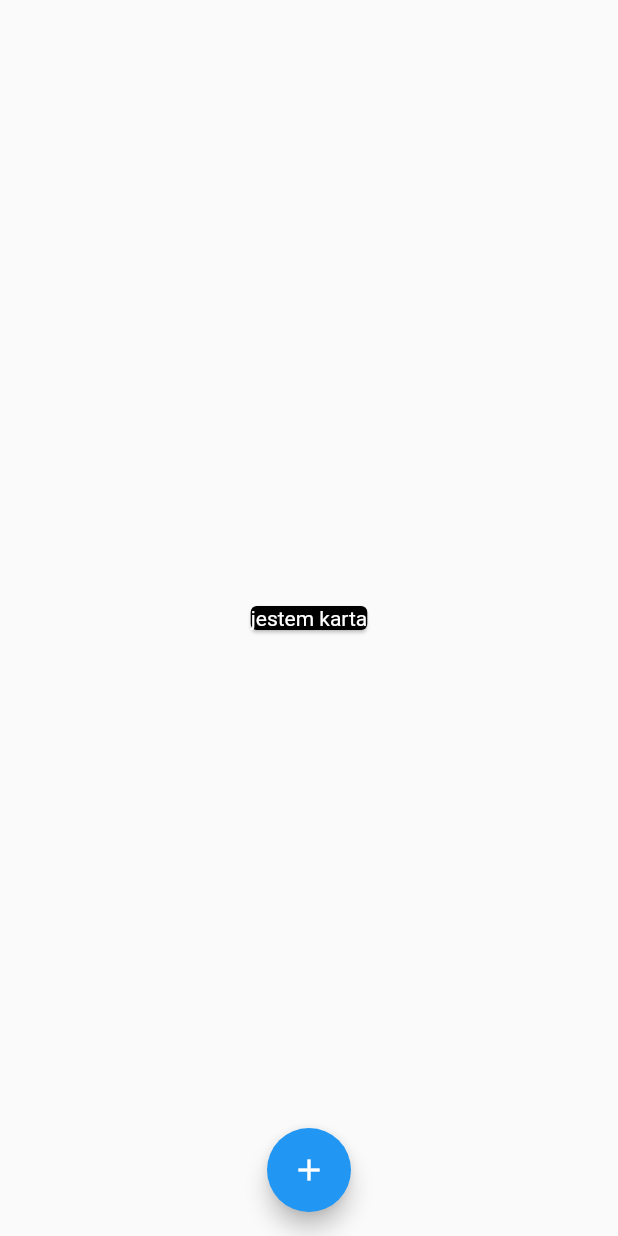
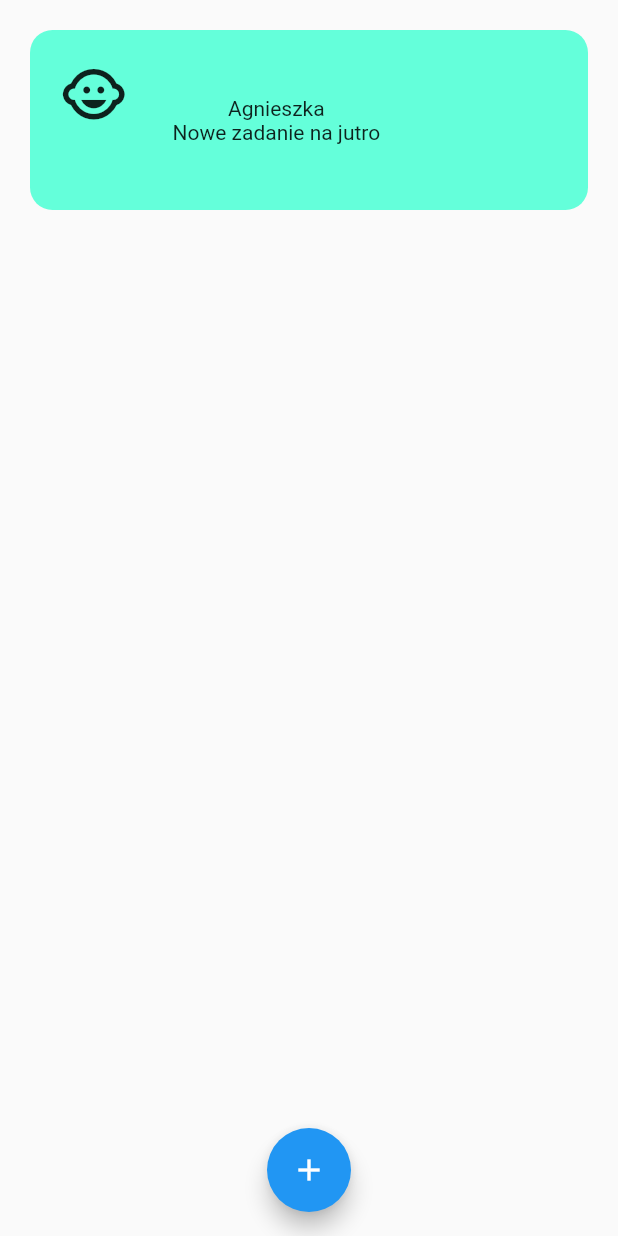
Before and after one commit to ciakarellas/my_love, a Flutter app: the screen it shows after launch, on a phone screen of 412 x 824 dp. Run offline on Flutter 3.47's test engine with Material 2 defaults, Android fonts, the phone set to English and light mode, and no system bars.

Commit message:
varation about UI card

```diff
--- a/lib/src/dashboard.dart
+++ b/lib/src/dashboard.dart
@@ -21,17 +21,33 @@ class DashboardState extends State<Dashboard> {
         },
       ),
       floatingActionButtonLocation: FloatingActionButtonLocation.centerFloat,
-      body: Center(
-        child: Card(
-           color: Colors.black,
-           child: Text(
-             'jestem karta',
-             style: TextStyle(
-               color: Colors.white
-               )
-            ),
+      body: SafeArea(
+        child: Padding(
+          padding: EdgeInsets.all(20.0),
+          child: ClipRRect(
+            borderRadius: BorderRadius.circular(15),
+            child: Container(
+              padding: EdgeInsets.all(20.0),
+              color: Colors.tealAccent,
+              height: 120.0,
+              child: Row(
+                  crossAxisAlignment: CrossAxisAlignment.start,
+                  children: <Widget>[
+                    Icon(Icons.child_care, size: 45.0,),
+                    Padding(padding: EdgeInsets.only(left: 30.0),),
+                    Column(
+                      mainAxisAlignment: MainAxisAlignment.center,
+                      children: <Widget>[
+                        Text('Agnieszka'),
+                        Text('Nowe zadanie na jutro')
+                      ],
+                    )
+                  ],
+                )
+              ),
+            )
+          )
         )
-      ),
     );
   }
 }
```
